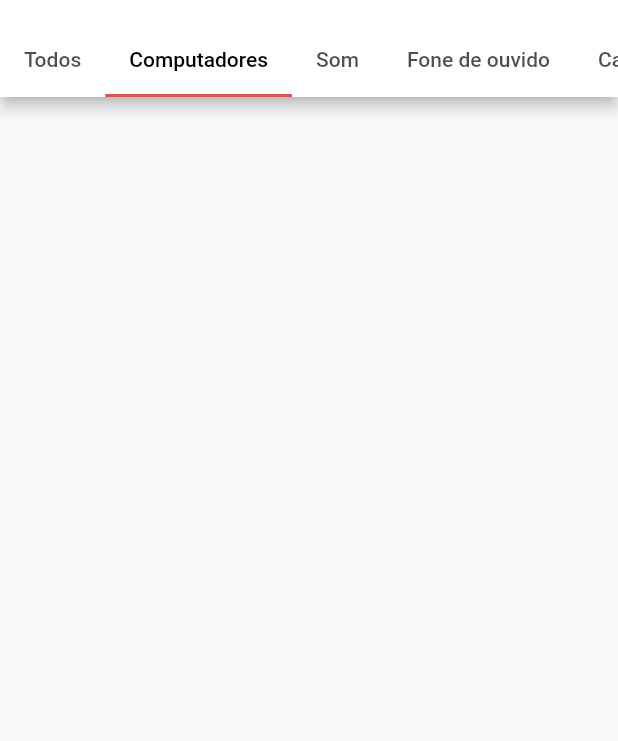
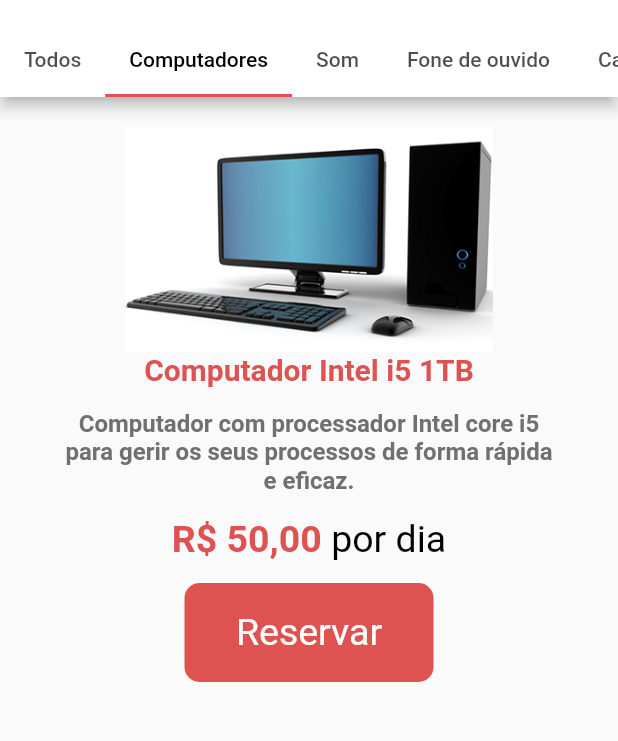
Before and after one commit to BrunoSapalacio/pim5, a Flutter app: the Home screen opened by its route, tab 2 chosen, on a phone screen of 412 x 824 dp, the part 59-800 px from its top. Run offline on Flutter 3.47's test engine with Material 2 defaults, Android fonts, the phone set to English and light mode, and no system bars; our stand-ins replace circular_check_box.

Commit message:
prototipo completo

```diff
--- a/lib/main.dart
+++ b/lib/main.dart
@@ -1,5 +1,8 @@
 import 'package:flutter/material.dart';
+import 'package:pim5/views/confirma.dart';
 import 'package:pim5/views/home.dart';
+import 'package:pim5/views/pagamento.dart';
+import 'package:pim5/views/reservas.dart';
 import 'views/cadastro.dart';
 import 'views/login.dart';
 
@@ -21,6 +24,9 @@ class MyApp extends StatelessWidget {
         '/': (context) => Login(),
         '/recover_pass': (context) => RecoverPass(),
         '/home': (context) => Home(),
+        '/reservas': (context) => ReservasView(),
+        '/pagamento': (context) => PagamentoView(),
+        '/confirma': (context) => ConfirmaView(),
       },
     );
   }
--- a/lib/utils/buttons.dart
+++ b/lib/utils/buttons.dart
@@ -4,12 +4,14 @@ class CustomButtom extends StatefulWidget {
   final Color backgroundColor;
   final String buttonText;
   final VoidCallback function;
+  final double height;
 
   CustomButtom({
     Key key,
     this.backgroundColor,
     this.buttonText,
     this.function,
+    this.height = 50.0,
   }) : super(key: key);
 
   @override
@@ -23,13 +25,14 @@ class _CustomButtomState extends State<CustomButtom> {
       onPressed: widget.function,
       child: Container(
         width: 150.0,
-        height: 50,
+        height: widget.height,
         alignment: Alignment.center,
         child: Text(widget.buttonText),
       ),
       style: TextButton.styleFrom(
         primary: Colors.white,
         backgroundColor: widget.backgroundColor,
+        alignment: Alignment.center,
         textStyle: TextStyle(
           fontSize: 25.0,
         ),
--- a/lib/views/tabs/computadores.dart
+++ b/lib/views/tabs/computadores.dart
@@ -1,4 +1,5 @@
 import 'package:flutter/material.dart';
+import 'package:pim5/utils/buttons.dart';
 
 class ComputadoresView extends StatefulWidget {
   @override
@@ -8,6 +9,70 @@ class ComputadoresView extends StatefulWidget {
 class _ComputadoresViewState extends State<ComputadoresView> {
   @override
   Widget build(BuildContext context) {
-    return Container();
+    return Column(
+      children: [
+        SizedBox(
+          height: 20.0,
+        ),
+        Image(
+          image: AssetImage('assets/images/computador.jpg'),
+          height: 150.0,
+        ),
+        Text(
+          'Computador Intel i5 1TB',
+          style: TextStyle(
+            color: Color(0XFFdf5252),
+            fontSize: 20.0,
+            fontWeight: FontWeight.bold,
+          ),
+        ),
+        SizedBox(
+          height: 15,
+        ),
+        Text(
+          'Computador com processador Intel core i5\n' +
+              'para gerir os seus processos de forma rápida\ne eficaz.',
+          textAlign: TextAlign.center,
+          style: TextStyle(
+            fontSize: 16.0,
+            fontWeight: FontWeight.bold,
+            color: Color(0XFF707070),
+          ),
+        ),
+        SizedBox(
+          height: 15.0,
+        ),
+        Row(
+          mainAxisAlignment: MainAxisAlignment.center,
+          children: [
+            Text(
+              'R\$ 50,00 ',
+              style: TextStyle(
+                color: Color(0XFFdf5252),
+                fontSize: 25.0,
+                fontWeight: FontWeight.bold,
+              ),
+            ),
+            Text(
+              'por dia',
+              style: TextStyle(
+                color: Colors.black,
+                fontSize: 25.0,
+              ),
+            ),
+          ],
+        ),
+        SizedBox(
+          height: 15.0,
+        ),
+        CustomButtom(
+          buttonText: 'Reservar',
+          backgroundColor: Color(0XFFdf5252),
+          function: () {
+            Navigator.pushNamed(context, '/reservas');
+          },
+        ),
+      ],
+    );
   }
 }
--- a/pubspec.yaml
+++ b/pubspec.yaml
@@ -46,8 +46,8 @@ flutter:
   uses-material-design: true
 
   # To add assets to your application, add an assets section, like this:
-  # assets:
-  #   - images/a_dot_burr.jpeg
+  assets:
+    - assets/images/computador.jpg
   #   - images/a_dot_ham.jpeg
 
   # An image asset can refer to one or more resolution-specific "variants", see
```
Also changed, not shown: lib/views/confirma.dart (added, +35 -0 lines), lib/views/pagamento.dart (added, +193 -0 lines), lib/views/reservas.dart (added, +182 -0 lines), assets/images/Screenshot_1618627102.png (added), assets/images/Screenshot_1618627607.png (added), assets/images/Screenshot_1618627859.png (added), assets/images/Screenshot_1618627991.png (added), assets/images/Screenshot_1618628166.png (added), assets/images/Screenshot_1618628239.png (added), assets/images/Screenshot_1618628494.png (added), assets/images/computador.jpg (added), assets/images/screenshot_01_login.jpg (deleted), assets/images/screenshot_02_cadastro.png (deleted), 1 other file.
